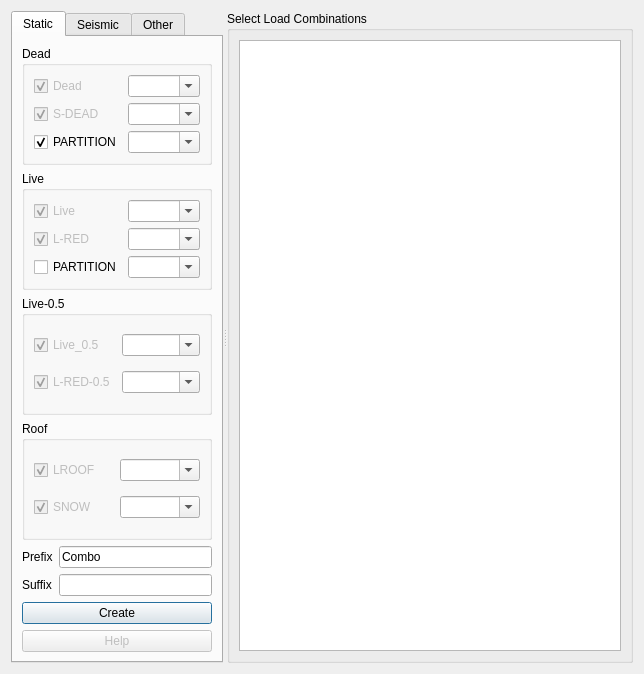
Before: the Qt Designer form widgets/define/create_load_combinations.ui in ebrahimraeyat/civilTools, drawn with Qt 5.
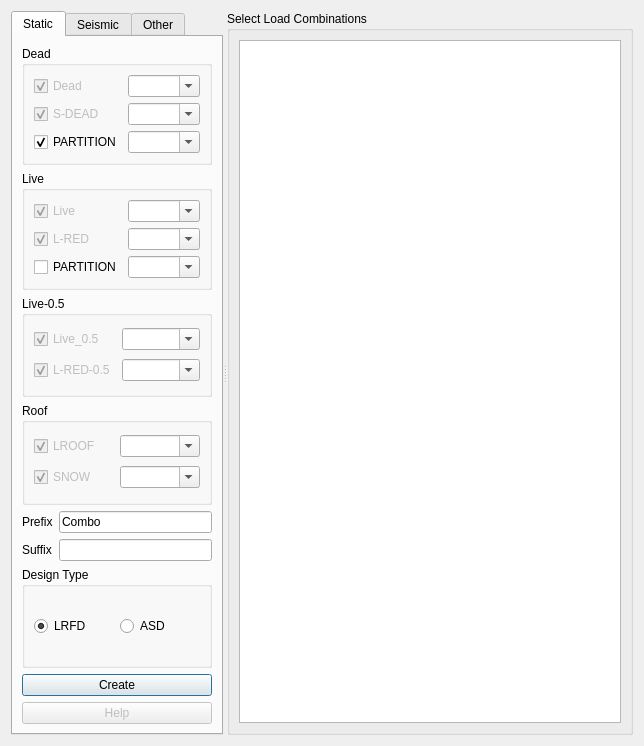
After: the same form once the commit is applied. Icons and pictures are not drawn.

Commit message: adding ASD load combinations

```diff
--- a/widgets/define/create_load_combinations.ui
+++ b/widgets/define/create_load_combinations.ui
@@ -7,7 +7,7 @@
     <x>0</x>
     <y>0</y>
     <width>644</width>
-    <height>674</height>
+    <height>746</height>
    </rect>
   </property>
   <property name="windowTitle">
@@ -315,6 +315,32 @@
           </item>
          </layout>
         </item>
+        <item>
+         <widget class="QGroupBox" name="groupBox_9">
+          <property name="title">
+           <string>Design Type</string>
+          </property>
+          <layout class="QHBoxLayout" name="horizontalLayout_2">
+           <item>
+            <widget class="QRadioButton" name="lrfd">
+             <property name="text">
+              <string>LRFD</string>
+             </property>
+             <property name="checked">
+              <bool>true</bool>
+             </property>
+            </widget>
+           </item>
+           <item>
+            <widget class="QRadioButton" name="asd">
+             <property name="text">
+              <string>ASD</string>
+             </property>
+            </widget>
+           </item>
+          </layout>
+         </widget>
+        </item>
         <item>
          <widget class="QPushButton" name="create_button">
           <property name="text">
```
The commit also changes 1 other file.
